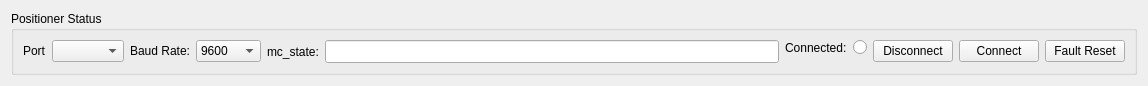
Before: the Qt Designer form gui/pos_control_ui.ui in Wireless-Research-Tester/Automated-Wireless-Research-Tester, drawn with Qt 5.
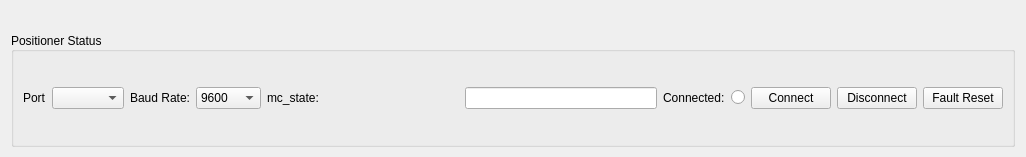
After: the same form once the commit is applied.

Commit message: Created groupbox with graph mode selection buttons. added to MW

The edit to the form file:
```diff
--- a/gui/pos_control_ui.ui
+++ b/gui/pos_control_ui.ui
@@ -6,10 +6,22 @@
    <rect>
     <x>0</x>
     <y>0</y>
-    <width>1148</width>
-    <height>86</height>
+    <width>1026</width>
+    <height>136</height>
    </rect>
   </property>
+  <property name="sizePolicy">
+   <sizepolicy hsizetype="MinimumExpanding" vsizetype="Minimum">
+    <horstretch>0</horstretch>
+    <verstretch>0</verstretch>
+   </sizepolicy>
+  </property>
+  <property name="minimumSize">
+   <size>
+    <width>0</width>
+    <height>136</height>
+   </size>
+  </property>
   <property name="maximumSize">
    <size>
     <width>1150</width>
@@ -20,8 +32,32 @@
    <string>Form</string>
   </property>
   <layout class="QVBoxLayout" name="verticalLayout">
+   <property name="spacing">
+    <number>0</number>
+   </property>
+   <property name="sizeConstraint">
+    <enum>QLayout::SetMinAndMaxSize</enum>
+   </property>
+   <property name="topMargin">
+    <number>12</number>
+   </property>
+   <property name="bottomMargin">
+    <number>30</number>
+   </property>
    <item>
     <widget class="QGroupBox" name="groupBox">
+     <property name="sizePolicy">
+      <sizepolicy hsizetype="Preferred" vsizetype="Minimum">
+       <horstretch>0</horstretch>
+       <verstretch>0</verstretch>
+      </sizepolicy>
+     </property>
+     <property name="minimumSize">
+      <size>
+       <width>1000</width>
+       <height>115</height>
+      </size>
+     </property>
      <property name="maximumSize">
       <size>
        <width>1280</width>
@@ -31,24 +67,34 @@
      <property name="title">
       <string>Positioner Status</string>
      </property>
+     <property name="alignment">
+      <set>Qt::AlignLeading|Qt::AlignLeft|Qt::AlignVCenter</set>
+     </property>
      <layout class="QHBoxLayout" name="horizontalLayout">
       <item>
-       <layout class="QFormLayout" name="formLayout_4">
+       <layout class="QGridLayout" name="gridLayout_2">
         <item row="0" column="0">
-         <widget class="QLabel" name="portLabel">
+         <widget class="QLabel" name="portLabel_2">
           <property name="text">
            <string>Port</string>
           </property>
          </widget>
         </item>
         <item row="0" column="1">
-         <widget class="QComboBox" name="portCombo"/>
+         <widget class="QComboBox" name="portCombo_2"/>
         </item>
        </layout>
       </item>
       <item>
        <layout class="QGridLayout" name="gridLayout">
         <item row="0" column="1">
+         <widget class="QLabel" name="baudRate">
+          <property name="text">
+           <string>Baud Rate:</string>
+          </property>
+         </widget>
+        </item>
+        <item row="0" column="2">
          <widget class="QComboBox" name="baudRateCombo">
           <property name="editable">
            <bool>false</bool>
@@ -85,24 +131,27 @@
           </item>
          </widget>
         </item>
-        <item row="0" column="0">
-         <widget class="QLabel" name="baudRate">
-          <property name="text">
-           <string>Baud Rate:</string>
-          </property>
-         </widget>
-        </item>
        </layout>
       </item>
       <item>
-       <layout class="QFormLayout" name="formLayout_5">
-        <property name="labelAlignment">
-         <set>Qt::AlignBottom|Qt::AlignRight|Qt::AlignTrailing</set>
-        </property>
-        <property name="formAlignment">
-         <set>Qt::AlignLeading|Qt::AlignLeft|Qt::AlignTop</set>
-        </property>
-        <item row="0" column="0">
+       <layout class="QGridLayout" name="gridLayout_3">
+        <item row="0" column="2">
+         <widget class="QLineEdit" name="lineEdit">
+          <property name="sizePolicy">
+           <sizepolicy hsizetype="Expanding" vsizetype="Maximum">
+            <horstretch>0</horstretch>
+            <verstretch>0</verstretch>
+           </sizepolicy>
+          </property>
+          <property name="minimumSize">
+           <size>
+            <width>150</width>
+            <height>0</height>
+           </size>
+          </property>
+         </widget>
+        </item>
+        <item row="0" column="1">
          <widget class="QLabel" name="label_2">
           <property name="sizePolicy">
            <sizepolicy hsizetype="Expanding" vsizetype="Preferred">
@@ -124,26 +173,17 @@
           </property>
          </widget>
         </item>
-        <item row="0" column="1">
-         <widget class="QLineEdit" name="lineEdit">
-          <property name="sizePolicy">
-           <sizepolicy hsizetype="Expanding" vsizetype="MinimumExpanding">
-            <horstretch>0</horstretch>
-            <verstretch>0</verstretch>
-           </sizepolicy>
-          </property>
-          <property name="minimumSize">
-           <size>
-            <width>300</width>
-            <height>0</height>
-           </size>
-          </property>
-         </widget>
-        </item>
        </layout>
       </item>
       <item>
-       <layout class="QFormLayout" name="formLayout">
+       <layout class="QGridLayout" name="gridLayout_4">
+        <item row="0" column="0">
+         <widget class="QLabel" name="connectLabel">
+          <property name="text">
+           <string>Connected:</string>
+          </property>
+         </widget>
+        </item>
         <item row="0" column="1">
          <widget class="QRadioButton" name="connectStatus">
           <property name="layoutDirection">
@@ -157,35 +197,32 @@
           </property>
          </widget>
         </item>
-        <item row="0" column="0">
-         <widget class="QLabel" name="connectLabel">
-          <property name="text">
-           <string>Connected:</string>
-          </property>
-         </widget>
-        </item>
        </layout>
       </item>
       <item>
+       <layout class="QGridLayout" name="gridLayout_5">
+        <item row="0" column="1">
        <widget class="QPushButton" name="disconnectQPT">
         <property name="text">
          <string>Disconnect</string>
         </property>
        </widget>
       </item>
-      <item>
+        <item row="0" column="0">
        <widget class="QPushButton" name="connectQPT">
         <property name="text">
          <string>Connect</string>
         </property>
        </widget>
       </item>
-      <item>
+        <item row="0" column="2">
        <widget class="QPushButton" name="faultReset">
         <property name="text">
          <string>Fault Reset</string>
         </property>
        </widget>
+        </item>
+       </layout>
       </item>
      </layout>
     </widget>
```
Lines whose indentation alone changed are shown as unchanged. The commit also changes 5 other files.
